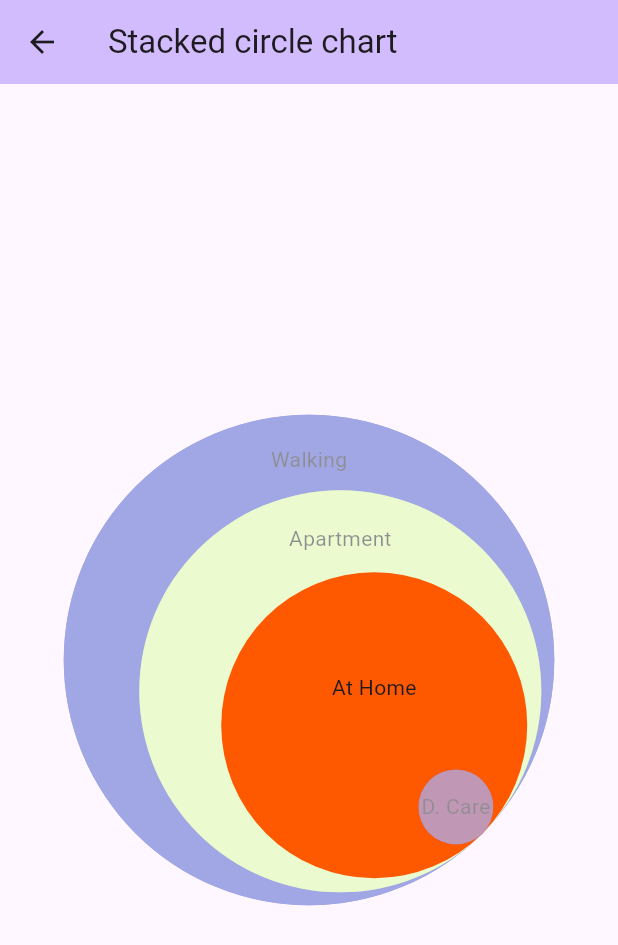
After one commit to Code-Bloom-Software/cb_charts_flutter, a Flutter app: the StackedCircleChartPage screen opened by its route, after a tap on "Walking", on a phone screen of 412 x 824 dp. The commit adds this screen. Shown: the top 945 px of the screen. Run offline on Flutter 3.47's test engine with Material 3 defaults, Android fonts, the phone set to English and light mode, and no system bars.

Commit message:
Implement the stacked circle chart.

```diff
--- a/example/lib/main.dart
+++ b/example/lib/main.dart
@@ -6,6 +6,7 @@ import 'package:example/ring_chart_over_goal_page.dart';
 import 'package:example/ring_chart_page.dart';
 import 'package:example/ring_chart_with_goal_page.dart';
 import 'package:example/sectioned_line_chart_page.dart';
+import 'package:example/stacked_circle_chart_page.dart';
 import 'package:example/sunburst_chart_page.dart';
 import 'package:flutter/material.dart';
 
@@ -36,7 +37,8 @@ class MyApp extends StatelessWidget {
         '/legends_chart_page': (context) => const LegendsChartPage(),
         '/legends_chart_with_goal_page': (context) => const LegendsPageWithGoalPage(),
         '/bubble_chart_page': (context) => const BubbleChartPage(),
-        '/sectioned_line_chart_page': (context) => const SectionedLineChartPage()
+        '/sectioned_line_chart_page': (context) => const SectionedLineChartPage(),
+        '/stacked_circle_chart_page': (context) => const StackedCircleChartPage()
       },
     );
   }
@@ -115,6 +117,12 @@ class _MyHomePageState extends State<MyHomePage> {
               Navigator.pushNamed(context, '/sectioned_line_chart_page');
             },
           ),
+          ListTile(
+            title: const Text('Stacked circle chart'),
+            onTap: () {
+              Navigator.pushNamed(context, '/stacked_circle_chart_page');
+            },
+          ),
         ],
       )
     );
--- /dev/null
+++ b/example/lib/stacked_circle_chart_page.dart
@@ -0,0 +1,61 @@
+import 'dart:math';
+
+import 'package:cb_charts_flutter/cb_charts_flutter.dart';
+import 'package:flutter/material.dart';
+
+class StackedCircleChartPage extends StatefulWidget {
+  const StackedCircleChartPage({super.key});
+
+  @override
+  State<StackedCircleChartPage> createState() => _StackedCircleChartPageState();
+}
+
+class _StackedCircleChartPageState extends State<StackedCircleChartPage> {
+  final CbStackedCircleController _controller = CbStackedCircleController();
+
+  @override
+  Widget build(BuildContext context) {
+    return GestureDetector(
+      onTap: () => _controller.dismiss(),
+      child: Scaffold(
+          appBar: AppBar(
+            backgroundColor: Theme.of(context).colorScheme.inversePrimary,
+            title: const Text('Stacked circle chart'),
+          ),
+          body: Center(
+            child: CbStackedCircleChart(
+              controller: _controller,
+              alignment: Alignment.bottomRight,
+              data: CbStackedCircleData(
+                minDiameter: 50,
+                maxDiameter: 327,
+                circles: [
+                  CBStackedCircleItem(label: 'Walking', color: const Color(0xFF404EC8), value: 327),
+                  CBStackedCircleItem(label: 'D. Care', color: const Color(0xFF822E6C), value: 20),
+                  CBStackedCircleItem(label: 'Apartment', color: const Color(0xFFD9F79F), value: 268),
+                  CBStackedCircleItem(label: 'At Home', color: const Color(0xFFFE5801), value: 204),
+                ],
+              ),
+              labelBuilder: (curDiameter, nextDiameter, circle) => Align(
+                alignment: Alignment.topCenter,
+                child: Container(
+                  alignment: Alignment.center,
+                  width: nextDiameter - curDiameter / 2 < 0
+                    ? curDiameter
+                    : 2 * sqrt(pow(curDiameter / 2, 2) - pow(nextDiameter - curDiameter / 2, 2)),
+                  height: curDiameter - nextDiameter,
+                  child: Text(circle.label),
+                ),
+              ),
+            )
+          )
+      ),
+    );
+  }
+
+  @override
+  void dispose() {
+    _controller.dispose();
+    super.dispose();
+  }
+}
--- a/lib/cb_charts_flutter.dart
+++ b/lib/cb_charts_flutter.dart
@@ -29,3 +29,8 @@ export 'src/cb_sectioned_line_chart/cb_sectioned_line_controller.dart' show CBSe
 export 'src/cb_sectioned_line_chart/cb_sectioned_line_chart.dart' show CBSectionedLineChart;
 export 'src/cb_sectioned_line_chart/cb_sectioned_line_chart.dart' show CBSectionedLineTimeLine;
 export 'src/cb_sectioned_line_chart/cb_sectioned_line_data.dart';
+
+// Stacked circle chart
+export 'src/cb_stacked_circle_chart/cb_stacked_circle_controller.dart' show CbStackedCircleController;
+export 'src/cb_stacked_circle_chart/cb_stacked_circle_chart.dart' show CbStackedCircleChart;
+export 'src/cb_stacked_circle_chart/cb_stacked_circle_data.dart';
--- /dev/null
+++ b/lib/src/cb_stacked_circle_chart/cb_stacked_circle_chart.dart
@@ -0,0 +1,137 @@
+import 'dart:math';
+
+import 'package:cb_charts_flutter/src/cb_stacked_circle_chart/cb_stacked_circle_controller.dart';
+import 'package:cb_charts_flutter/src/cb_stacked_circle_chart/cb_stacked_circle_data.dart';
+import 'package:flutter/material.dart';
+
+class CbStackedCircleChart extends StatefulWidget {
+
+  /// The chart controller (use it to dismiss tap, for example)
+  final CbStackedCircleController? controller;
+
+  /// The alignment of circles (like the Stack widget alignment, but constrained inside the circle)
+  final Alignment alignment;
+
+  /// The chart data
+  final CbStackedCircleData data;
+
+  /// An optional builder to label (it receives the current circle diameter and the next circle diameter)
+  final Widget Function(double curDiameter, double nextDiameter, CBStackedCircleItem item)? labelBuilder;
+
+  /// An optional builder to show a widget on tap (it receives the current circle diameter and the next circle diameter)
+  final Widget Function(Alignment aligment, double curDiameter, double nextDiameter, CBStackedCircleItem item)? onTapBuilder;
+
+  const CbStackedCircleChart({super.key,
+    this.controller,
+    this.alignment = Alignment.bottomRight,
+    required this.data,
+    this.labelBuilder,
+    this.onTapBuilder
+  });
+
+  @override
+  State<CbStackedCircleChart> createState() => _CbStackedCircleChartState();
+}
+
+class _CbStackedCircleChartState extends State<CbStackedCircleChart> {
+  CBStackedCircleItem? _selected;
+  Widget? _selectedWidget;
+
+  @override
+  void initState() {
+    widget.controller?.addListener(_handleListener);
+    super.initState();
+  }
+
+  @override
+  Widget build(BuildContext context) {
+    final circles = widget.data.circles;
+    final maxCircleValue = circles.map((e) => e.value).reduce(max);
+    circles.sort((c1, c2) => c2.value.compareTo(c1.value));
+
+    return SizedBox(
+      width: widget.data.maxDiameter,
+      height: widget.data.maxDiameter,
+      child: Stack(
+        children: [
+          Stack(
+            alignment: _clampToCircle(widget.alignment),
+            children: circles.asMap().entries.map((circleEntry) {
+              final circle = circleEntry.value;
+              final diameter = ((circle.value / maxCircleValue) * widget.data.maxDiameter)
+                  .clamp(widget.data.minDiameter, widget.data.maxDiameter);
+              final nextCircle = circleEntry.key < circles.length - 1 ? circles[circleEntry.key + 1] : null;
+              final nextDiameter = nextCircle != null ? ((nextCircle.value / maxCircleValue) * widget.data.maxDiameter)
+                  .clamp(widget.data.minDiameter, widget.data.maxDiameter) : 0.0;
+
+              return Stack(
+                children: [
+                  GestureDetector(
+                    onTap: () {
+                      setState(() {
+                        _selected = circle;
+                        _selectedWidget = widget.onTapBuilder?.call(_clampToCircle(widget.alignment),
+                            diameter, nextDiameter, circle);
+                      });
+                    },
+                    child: Container(
+                      width: diameter,
+                      height: diameter,
+                      decoration: BoxDecoration(
+                          color: circle.color,
+                          shape: BoxShape.circle
+                      ),
+                      child: widget.labelBuilder?.call(diameter, nextDiameter, circle),
+                    ),
+                  ),
+                  IgnorePointer(
+                    child: AnimatedOpacity(
+                      opacity: _selected != null && _selected != circle ? 0.5 : 0,
+                      duration: const Duration(milliseconds: 200),
+                      child: Container(
+                        width: diameter,
+                        height: diameter,
+                        decoration: const BoxDecoration(
+                            color: Colors.white,
+                            shape: BoxShape.circle
+                        ),
+                      ),
+                    ),
+                  ),
+                ],
+              );
+            }).toList()
+          ),
+          if (_selectedWidget != null) _selectedWidget!
+        ],
+      ),
+    );
+  }
+
+  Alignment _clampToCircle(Alignment position) {
+    double dx = position.x;
+    double dy = position.y;
+    double distance = sqrt(pow(dx, 2) + pow(dy, 2));
+
+    if (distance > 1) {
+      double angle = atan2(dy, dx);
+      dx = cos(angle);
+      dy = sin(angle);
+    }
+
+    return Alignment(dx, dy);
+  }
+
+  @override
+  void dispose() {
+    widget.controller?.removeListener(_handleListener);
+    super.dispose();
+  }
+
+  void _handleListener() {
+    setState(() {
+      _selected = null;
+      _selectedWidget = null;
+    });
+  }
+}
--- /dev/null
+++ b/lib/src/cb_stacked_circle_chart/cb_stacked_circle_controller.dart
@@ -0,0 +1,9 @@
+import 'package:flutter/widgets.dart';
+
+class CbStackedCircleController extends ChangeNotifier {
+
+  /// If there's a circle selected, it will be dismissed.
+  void dismiss() {
+    notifyListeners();
+  }
+}
--- /dev/null
+++ b/lib/src/cb_stacked_circle_chart/cb_stacked_circle_data.dart
@@ -0,0 +1,50 @@
+import 'dart:ui';
+
+class CbStackedCircleData {
+
+  /// The minimum diameter for the smallest circles
+  final double minDiameter;
+
+  /// The maximum diameter for the biggest circle
+  final double maxDiameter;
+
+  /// /// The chart circles
+  final List<CBStackedCircleItem> circles;
+
+  CbStackedCircleData({
+    required this.minDiameter,
+    required this.maxDiameter,
+    required this.circles
+  });
+}
+
+class CBStackedCircleItem {
+
+  /// The label to identify this item
+  final String label;
+
+  /// The circle fill color
+  final Color color;
+
+  /// The value for this item
+  final double value;
+
+  CBStackedCircleItem({
+    required this.label,
+    required this.color,
+    required this.value
+  });
+
+  @override
+  bool operator ==(Object other) {
+    if (identical(this, other)) return true;
+    if (other.runtimeType != runtimeType) return false;
+    final CBStackedCircleItem otherItem = other as CBStackedCircleItem;
+    return label == otherItem.label &&
+        color == otherItem.color &&
+        value == otherItem.value;
+  }
+
+  @override
+  int get hashCode => label.hashCode ^ color.hashCode ^ value.hashCode;
+}
```
